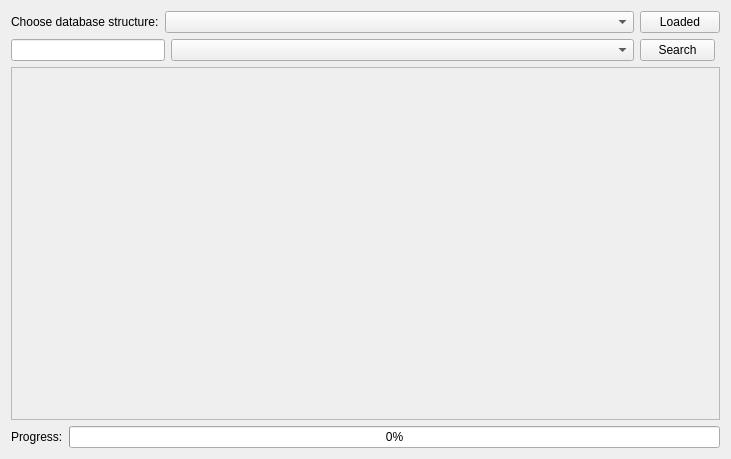
Before: the Qt Designer form gui/DatabaseView.ui in glandu2/RappelzRDBTool, drawn with Qt 5.
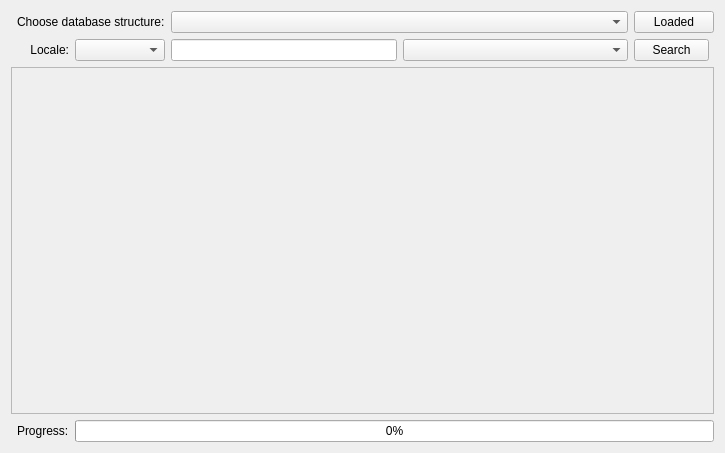
After: the same form once the commit is applied.

Commit message: Add default file and table names, allow to use hash as default name, allow to change locale used to display database strings

```diff
--- a/gui/DatabaseView.ui
+++ b/gui/DatabaseView.ui
@@ -6,22 +6,15 @@
    <rect>
     <x>0</x>
     <y>0</y>
-    <width>731</width>
-    <height>459</height>
+    <width>725</width>
+    <height>453</height>
    </rect>
   </property>
   <property name="windowTitle">
    <string>Database View</string>
   </property>
   <layout class="QGridLayout" name="gridLayout">
-   <item row="0" column="0" colspan="2">
-    <widget class="QLabel" name="dbStructLabel">
-     <property name="text">
-      <string>Choose database structure:</string>
-     </property>
-    </widget>
-   </item>
-   <item row="0" column="2" colspan="2">
+   <item row="0" column="3" colspan="2">
     <widget class="QComboBox" name="dbStructCombo">
      <property name="sizePolicy">
       <sizepolicy hsizetype="Expanding" vsizetype="Fixed">
@@ -34,7 +27,7 @@
      </property>
     </widget>
    </item>
-   <item row="0" column="4">
+   <item row="0" column="5">
     <widget class="QPushButton" name="dbLoadClose">
      <property name="statusTip">
       <string>Load/Unload the selected database structure</string>
@@ -47,30 +40,7 @@
      </property>
     </widget>
    </item>
-   <item row="1" column="0" colspan="3">
-    <widget class="QLineEdit" name="searchTextEdit">
-     <property name="statusTip">
-      <string>Write the text to be searched</string>
-     </property>
-    </widget>
-   </item>
-   <item row="1" column="3">
-    <widget class="QComboBox" name="searchColumnCombo">
-     <property name="sizePolicy">
-      <sizepolicy hsizetype="Expanding" vsizetype="Fixed">
-       <horstretch>0</horstretch>
-       <verstretch>0</verstretch>
-      </sizepolicy>
-     </property>
-     <property name="statusTip">
-      <string>Select the column to be searched</string>
-     </property>
-     <property name="sizeAdjustPolicy">
-      <enum>QComboBox::AdjustToMinimumContentsLength</enum>
-     </property>
-    </widget>
-   </item>
-   <item row="1" column="4">
+   <item row="1" column="5">
     <widget class="QPushButton" name="searchButton">
      <property name="maximumSize">
       <size>
@@ -86,7 +56,50 @@
      </property>
     </widget>
    </item>
-   <item row="2" column="0" colspan="5">
+   <item row="0" column="1" colspan="2">
+    <widget class="QLabel" name="dbStructLabel">
+     <property name="text">
+      <string>Choose database structure:</string>
+     </property>
+    </widget>
+   </item>
+   <item row="3" column="1">
+    <widget class="QLabel" name="progressLabel">
+     <property name="sizePolicy">
+      <sizepolicy hsizetype="Fixed" vsizetype="Preferred">
+       <horstretch>0</horstretch>
+       <verstretch>0</verstretch>
+      </sizepolicy>
+     </property>
+     <property name="text">
+      <string>Progress:</string>
+     </property>
+    </widget>
+   </item>
+   <item row="3" column="2" colspan="4">
+    <widget class="QProgressBar" name="progressBar">
+     <property name="value">
+      <number>0</number>
+     </property>
+    </widget>
+   </item>
+   <item row="1" column="4">
+    <widget class="QComboBox" name="searchColumnCombo">
+     <property name="sizePolicy">
+      <sizepolicy hsizetype="Expanding" vsizetype="Fixed">
+       <horstretch>0</horstretch>
+       <verstretch>0</verstretch>
+      </sizepolicy>
+     </property>
+     <property name="statusTip">
+      <string>Select the column to be searched</string>
+     </property>
+     <property name="sizeAdjustPolicy">
+      <enum>QComboBox::AdjustToMinimumContentsLength</enum>
+     </property>
+    </widget>
+   </item>
+   <item row="2" column="0" colspan="6">
     <widget class="QTableView" name="databaseTable">
      <property name="enabled">
       <bool>false</bool>
@@ -129,23 +142,27 @@
      </attribute>
     </widget>
    </item>
-   <item row="3" column="0">
-    <widget class="QLabel" name="progressLabel">
-     <property name="sizePolicy">
-      <sizepolicy hsizetype="Fixed" vsizetype="Preferred">
-       <horstretch>0</horstretch>
-       <verstretch>0</verstretch>
-      </sizepolicy>
+   <item row="1" column="3">
+    <widget class="QLineEdit" name="searchTextEdit">
+     <property name="statusTip">
+      <string>Write the text to be searched</string>
      </property>
+    </widget>
+   </item>
+   <item row="1" column="2">
+    <widget class="QComboBox" name="localeCombo">
+     <property name="statusTip">
+      <string>The locale to use to display text data</string>
+     </property>
+    </widget>
+   </item>
+   <item row="1" column="1">
+    <widget class="QLabel" name="localeLabel">
      <property name="text">
-      <string>Progress:</string>
+      <string>Locale:</string>
      </property>
-    </widget>
-   </item>
-   <item row="3" column="1" colspan="4">
-    <widget class="QProgressBar" name="progressBar">
-     <property name="value">
-      <number>0</number>
+     <property name="alignment">
+      <set>Qt::AlignRight|Qt::AlignTrailing|Qt::AlignVCenter</set>
      </property>
     </widget>
    </item>
```
Left out of the diff: 2 changed lines with no effect on the pictures. The commit also changes 16 other files.
